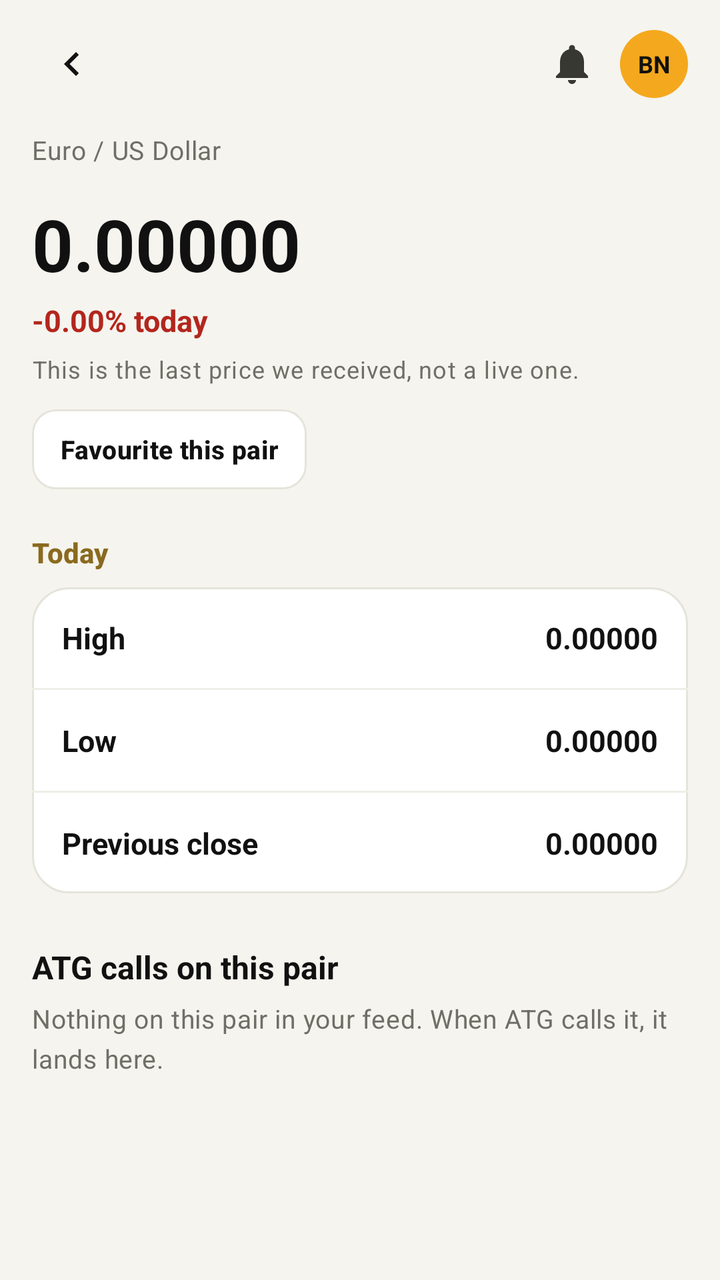
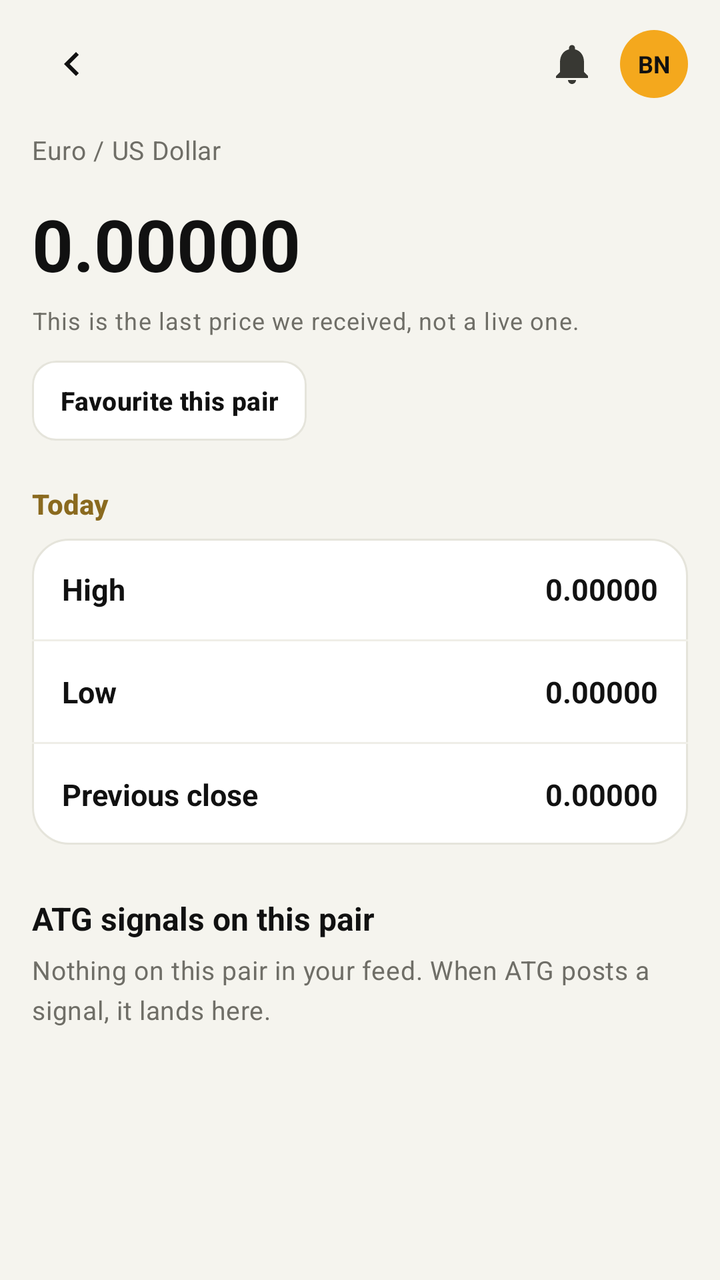

Screens rendered from an Android XML layout before and after an edit, with the pre-edit source and the edit as a unified diff.
<!-- AndroidManifest.xml: application theme Theme.ATG -->
<!-- res/layout/activity_pair_detail.xml -->
<?xml version="1.0" encoding="utf-8"?>
<LinearLayout xmlns:android="http://schemas.android.com/apk/res/android"
    android:layout_width="match_parent"
    android:layout_height="match_parent"
    android:background="@color/bg"
    android:orientation="vertical">

    <include layout="@layout/view_header" />

    <ScrollView
        android:layout_width="match_parent"
        android:layout_height="0dp"
        android:layout_weight="1"
        android:clipToPadding="false"
        android:fillViewport="true">

        <LinearLayout
            android:layout_width="match_parent"
            android:layout_height="wrap_content"
            android:orientation="vertical"
            android:paddingStart="@dimen/screen_pad"
            android:paddingTop="4dp"
            android:paddingEnd="@dimen/screen_pad"
            android:paddingBottom="28dp">

            <TextView
                android:id="@+id/tvPairSubtitle"
                style="@style/TextAppearance.ATG.Meta"
                android:layout_width="wrap_content"
                android:layout_height="wrap_content"
                android:text="Euro / US Dollar" />

            <TextView
                android:id="@+id/tvBigPrice"
                android:layout_width="wrap_content"
                android:layout_height="wrap_content"
                android:layout_marginTop="14dp"
                android:fontFamily="sans-serif"
                android:text="0.00000"
                android:textColor="@color/ink"
                android:textSize="36sp"
                android:textStyle="bold" />

            <TextView
                android:id="@+id/tvBigChange"
                android:layout_width="wrap_content"
                android:layout_height="wrap_content"
                android:layout_marginTop="4dp"
                android:text="-0.00% today"
                android:textColor="@color/red_text"
                android:textSize="15sp"
                android:textStyle="bold" />

            <TextView
                android:id="@+id/tvPairNotice"
                style="@style/TextAppearance.ATG.Small"
                android:layout_width="match_parent"
                android:layout_height="wrap_content"
                android:layout_marginTop="6dp"
                android:text="This is the last price we received, not a live one." />

            <com.google.android.material.button.MaterialButton
                android:id="@+id/btnFavouritePair"
                style="@style/Widget.ATG.Button.SmallOutline"
                android:layout_width="wrap_content"
                android:layout_height="40dp"
                android:layout_marginTop="12dp"
                android:text="Favourite this pair" />

            <TextView
                style="@style/TextAppearance.ATG.Link"
                android:layout_width="wrap_content"
                android:layout_height="wrap_content"
                android:layout_marginTop="22dp"
                android:text="Today" />

            <LinearLayout
                android:layout_width="match_parent"
                android:layout_height="wrap_content"
                android:layout_marginTop="8dp"
                android:background="@drawable/bg_card"
                android:orientation="vertical">

                <LinearLayout
                    android:layout_width="match_parent"
                    android:layout_height="wrap_content"
                    android:orientation="horizontal"
                    android:padding="15dp">

                    <TextView
                        android:layout_width="0dp"
                        android:layout_height="wrap_content"
                        android:layout_weight="1"
                        android:text="High"
                        android:textColor="@color/ink"
                        android:textSize="15sp"
                        android:textStyle="bold" />

                    <TextView
                        android:id="@+id/tvHigh"
                        android:layout_width="wrap_content"
                        android:layout_height="wrap_content"
                        android:text="0.00000"
                        android:textColor="@color/ink"
                        android:textSize="15sp"
                        android:textStyle="bold" />
                </LinearLayout>

                <View
                    android:layout_width="match_parent"
                    android:layout_height="1dp"
                    android:background="@color/stroke_soft" />

                <LinearLayout
                    android:layout_width="match_parent"
                    android:layout_height="wrap_content"
                    android:orientation="horizontal"
                    android:padding="15dp">

                    <TextView
                        android:layout_width="0dp"
                        android:layout_height="wrap_content"
                        android:layout_weight="1"
                        android:text="Low"
                        android:textColor="@color/ink"
                        android:textSize="15sp"
                        android:textStyle="bold" />

                    <TextView
                        android:id="@+id/tvLow"
                        android:layout_width="wrap_content"
                        android:layout_height="wrap_content"
                        android:text="0.00000"
                        android:textColor="@color/ink"
                        android:textSize="15sp"
                        android:textStyle="bold" />
                </LinearLayout>

                <View
                    android:layout_width="match_parent"
                    android:layout_height="1dp"
                    android:background="@color/stroke_soft" />

                <LinearLayout
                    android:layout_width="match_parent"
                    android:layout_height="wrap_content"
                    android:orientation="horizontal"
                    android:padding="15dp">

                    <TextView
                        android:layout_width="0dp"
                        android:layout_height="wrap_content"
                        android:layout_weight="1"
                        android:text="Previous close"
                        android:textColor="@color/ink"
                        android:textSize="15sp"
                        android:textStyle="bold" />

                    <TextView
                        android:id="@+id/tvPrevClose"
                        android:layout_width="wrap_content"
                        android:layout_height="wrap_content"
                        android:text="0.00000"
                        android:textColor="@color/ink"
                        android:textSize="15sp"
                        android:textStyle="bold" />
                </LinearLayout>
            </LinearLayout>

            <TextView
                android:id="@+id/tvCallsHeading"
                android:layout_width="wrap_content"
                android:layout_height="wrap_content"
                android:layout_marginTop="26dp"
                android:text="ATG calls on this pair"
                android:textColor="@color/ink"
                android:textSize="16sp"
                android:textStyle="bold" />

            <TextView
                android:id="@+id/tvCallsEmpty"
                style="@style/TextAppearance.ATG.Meta"
                android:layout_width="match_parent"
                android:layout_height="wrap_content"
                android:layout_marginTop="6dp"
                android:text="Nothing on this pair in your feed. When ATG calls it, it lands here." />

            <androidx.recyclerview.widget.RecyclerView
                android:id="@+id/rvPairCalls"
                android:layout_width="match_parent"
                android:layout_height="wrap_content"
                android:layout_marginTop="12dp"
                android:nestedScrollingEnabled="false" />
        </LinearLayout>
    </ScrollView>
</LinearLayout>
<!-- res/layout/view_header.xml (included above) -->
<?xml version="1.0" encoding="utf-8"?>
<LinearLayout xmlns:android="http://schemas.android.com/apk/res/android"
    xmlns:app="http://schemas.android.com/apk/res-auto"
    android:layout_width="match_parent"
    android:layout_height="wrap_content"
    android:orientation="horizontal"
    android:gravity="center_vertical"
    android:paddingStart="@dimen/screen_pad"
    android:paddingEnd="@dimen/screen_pad"
    android:paddingTop="12dp"
    android:paddingBottom="10dp">

    <ImageButton
        android:id="@+id/btnBack"
        android:layout_width="40dp"
        android:layout_height="40dp"
        android:background="?attr/selectableItemBackgroundBorderless"
        android:contentDescription="@string/back"
        android:padding="8dp"
        android:src="@drawable/ic_back"
        app:tint="@color/ink" />

    <TextView
        android:id="@+id/tvHeaderTitle"
        android:layout_width="0dp"
        android:layout_height="wrap_content"
        android:layout_weight="1"
        android:layout_marginStart="6dp"
        android:textSize="17sp"
        android:textStyle="bold"
        android:textColor="@color/ink" />

    <ImageButton
        android:id="@+id/btnBell"
        android:layout_width="40dp"
        android:layout_height="40dp"
        android:background="?attr/selectableItemBackgroundBorderless"
        android:contentDescription="Notifications"
        android:padding="9dp"
        android:src="@drawable/ic_bell"
        app:tint="@color/ink_soft" />

    <TextView
        android:id="@+id/tvHeaderAvatar"
        android:layout_width="34dp"
        android:layout_height="34dp"
        android:layout_marginStart="4dp"
        android:background="@drawable/bg_avatar"
        android:gravity="center"
        android:text="BN"
        android:textColor="@color/ink"
        android:textSize="12sp"
        android:textStyle="bold" />
</LinearLayout>
<!-- resources referenced by this layout -->
<resources>
  <color name="bg">#F5F4EE</color>
  <color name="ink">#111111</color>
  <color name="ink_soft">#383833</color>
  <color name="red_text">#B3261E</color>
  <color name="stroke_soft">#EFEEE7</color>
  <dimen name="screen_pad">16dp</dimen>
  <!-- drawable bg_avatar (drawable) -->
  <?xml version="1.0" encoding="utf-8"?>
  <shape xmlns:android="http://schemas.android.com/apk/res/android" android:shape="oval">
      <solid android:color="@color/primary" />
  </shape>
  <!-- drawable bg_card (drawable) -->
  <?xml version="1.0" encoding="utf-8"?>
  <shape xmlns:android="http://schemas.android.com/apk/res/android" android:shape="rectangle">
      <solid android:color="@color/surface" />
      <corners android:radius="@dimen/radius" />
      <stroke android:width="1dp" android:color="@color/stroke" />
  </shape>
  <!-- drawable ic_back (drawable) -->
  <vector xmlns:android="http://schemas.android.com/apk/res/android"
      android:width="24dp" android:height="24dp"
      android:viewportWidth="24" android:viewportHeight="24"
      android:tint="@color/ink">
      <path android:fillColor="#FF000000"
          android:pathData="M15.41,7.41L14,6l-6,6 6,6 1.41,-1.41L10.83,12z" />
  </vector>
  <!-- drawable ic_bell (drawable) -->
  <vector xmlns:android="http://schemas.android.com/apk/res/android"
      android:width="24dp" android:height="24dp"
      android:viewportWidth="24" android:viewportHeight="24"
      android:tint="@color/ink">
      <path android:fillColor="#FF000000"
          android:pathData="M12,22c1.1,0 2,-0.9 2,-2h-4c0,1.1 0.89,2 2,2zM18,16v-5c0,-3.07 -1.64,-5.64 -4.5,-6.32V4c0,-0.83 -0.67,-1.5 -1.5,-1.5s-1.5,0.67 -1.5,1.5v0.68C7.63,5.36 6,7.92 6,11v5l-2,2v1h16v-1z" />
  </vector>
  <string name="back">Back</string>
  <style name="TextAppearance.ATG.Link" parent="TextAppearance.Material3.LabelLarge">
          <item name="android:textSize">14sp</item>
          <item name="android:textStyle">bold</item>
          <item name="android:textColor">@color/gold</item>
      </style>
  <style name="TextAppearance.ATG.Meta" parent="TextAppearance.Material3.BodyMedium">
          <item name="android:textSize">13sp</item>
          <item name="android:textColor">@color/muted</item>
          <item name="android:lineSpacingMultiplier">1.2</item>
      </style>
  <style name="TextAppearance.ATG.Small" parent="TextAppearance.Material3.BodySmall">
          <item name="android:textSize">12sp</item>
          <item name="android:textColor">@color/muted</item>
      </style>
  <style name="Widget.ATG.Button.SmallOutline" parent="Widget.ATG.Button.Outline">
          <item name="android:textSize">13sp</item>
          <item name="cornerRadius">12dp</item>
          <item name="android:minHeight">40dp</item>
          <item name="android:paddingLeft">14dp</item>
          <item name="android:paddingRight">14dp</item>
      </style>
  <color name="primary">#F4A81D</color>
  <color name="surface">#FFFFFF</color>
  <dimen name="radius">18dp</dimen>
  <color name="stroke">#E5E4DB</color>
  <color name="gold">#8A6A1F</color>
  <color name="muted">#6F6E67</color>
  <color name="white">#FFFFFF</color>
  <style name="Theme.ATG.BottomSheet" parent="ThemeOverlay.Material3.BottomSheetDialog">
          <item name="android:colorBackground">@color/surface</item>
          <item name="colorSurface">@color/surface</item>
          <item name="android:navigationBarColor">@color/surface</item>
      </style>
  <style name="Theme.ATG.Dialog" parent="ThemeOverlay.Material3.MaterialAlertDialog">
          <item name="colorSurface">@color/surface</item>
          <item name="colorOnSurface">@color/ink</item>
          <item name="android:colorBackground">@color/surface</item>
      </style>
  <dimen name="button_height">54dp</dimen>
  <!-- unchanged entries left out for length: 3 -->
</resources>

<!-- the commit's change to res/layout/activity_pair_detail.xml (unified diff, before → after) -->
@@ -42,16 +42,6 @@
                 android:textStyle="bold" />
 
             <TextView
-                android:id="@+id/tvBigChange"
-                android:layout_width="wrap_content"
-                android:layout_height="wrap_content"
-                android:layout_marginTop="4dp"
-                android:text="-0.00% today"
-                android:textColor="@color/red_text"
-                android:textSize="15sp"
-                android:textStyle="bold" />
-
-            <TextView
                 android:id="@+id/tvPairNotice"
                 style="@style/TextAppearance.ATG.Small"
                 android:layout_width="match_parent"
@@ -172,7 +162,7 @@
                 android:layout_width="wrap_content"
                 android:layout_height="wrap_content"
                 android:layout_marginTop="26dp"
-                android:text="ATG calls on this pair"
+                android:text="ATG signals on this pair"
                 android:textColor="@color/ink"
                 android:textSize="16sp"
                 android:textStyle="bold" />
@@ -183,7 +173,7 @@
                 android:layout_width="match_parent"
                 android:layout_height="wrap_content"
                 android:layout_marginTop="6dp"
-                android:text="Nothing on this pair in your feed. When ATG calls it, it lands here." />
+                android:text="Nothing on this pair in your feed. When ATG posts a signal, it lands here." />
 
             <androidx.recyclerview.widget.RecyclerView
                 android:id="@+id/rvPairCalls"
<!-- resource entries referenced after the edit -->
@@ -3,7 +3,6 @@
   <color name="bg">#F5F4EE</color>
   <color name="ink">#111111</color>
   <color name="ink_soft">#383833</color>
-  <color name="red_text">#B3261E</color>
   <color name="stroke_soft">#EFEEE7</color>
   <dimen name="screen_pad">16dp</dimen>
   <!-- drawable bg_avatar (drawable) -->
